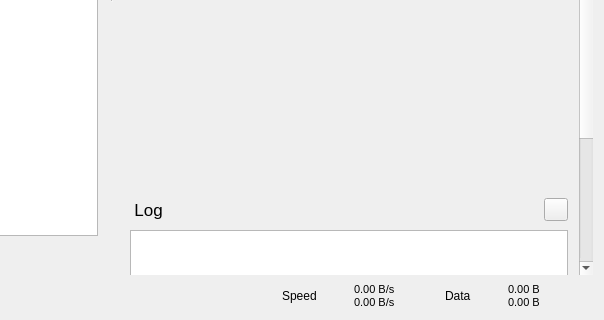
Qv2ray/Qv2ray, file src/ui/w_MainWindow.ui: the form before one commit; both pictures show x 296 to 900 and y 330 to 650 of the 900 by 650 pixel window.
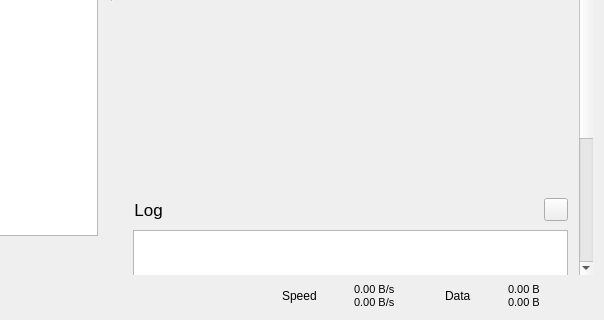
The form after the commit. Icons and pictures are not drawn.

What changed in the file:
```diff
--- a/src/ui/w_MainWindow.ui
+++ b/src/ui/w_MainWindow.ui
@@ -246,7 +246,7 @@
         <property name="geometry">
          <rect>
           <x>0</x>
-          <y>-188</y>
+          <y>0</y>
           <width>480</width>
           <height>746</height>
          </rect>
@@ -396,7 +396,7 @@
          <item>
           <layout class="QGridLayout" name="gridLayout_2">
            <property name="leftMargin">
-            <number>6</number>
+            <number>9</number>
            </property>
            <item row="0" column="0">
             <widget class="QTextBrowser" name="masterLogBrowser">
```
Left out of the diff: 3 changed lines with no effect on the pictures.
